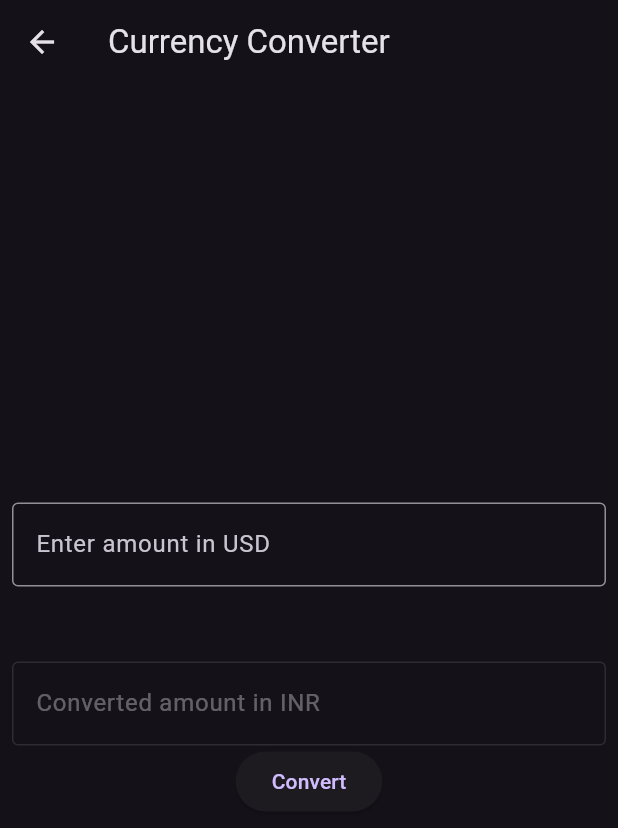
After one commit to Magesh-Doodleblue/BullTech-CryptoApp-Flutter, a Flutter app: the AccountPage screen opened directly, after a tap on the "add" icon, on a phone screen of 412 x 824 dp. The commit adds this screen. Shown: the top 828 px of the screen. Run offline on Flutter 3.47's test engine with Material 2 defaults, Android fonts, the phone set to English and light mode, and no system bars; our stand-ins replace animated_text_kit, charts_flutter, cloud_firestore, file_picker, firebase_auth, firebase_core and 9 more; missing offline and left inert: quickblox_sdk; accounts and stored records are empty; network calls fail.

Commit message:
feb 28 commit

```diff
--- a/lib/screens/accounts_screen.dart
+++ b/lib/screens/accounts_screen.dart
@@ -11,6 +11,7 @@ import 'package:geolocator/geolocator.dart';
 import 'package:firebase_messaging/firebase_messaging.dart';
 
 import 'account_details_adding.dart';
+import 'currency_converter.dart';
 
 class AccountPage extends StatefulWidget {
   const AccountPage({super.key});
@@ -123,36 +124,24 @@ class _AccountPageState extends State<AccountPage> {
               },
               child: const Text("GET LOCATION"),
             ),
+            const SizedBox(
+              height: 30,
+            ),
+            IconButton(
+              onPressed: () {
+                Navigator.push(
+                    context,
+                    MaterialPageRoute(
+                        builder: (context) => const CurrencyConverterPage()));
+              },
+              icon: const Icon(Icons.add),
+            ),
           ],
         ),
       ),
     );
   }
 }
-
-// class StreamBuilderWidget extends StatelessWidget {
-//   const StreamBuilderWidget({
-//     super.key,
-//   });
-
-//   @override
-//   Widget build(BuildContext context) {
-//     return StreamBuilder<List<User>>(
-//       stream: readUsers(),
-//       builder: (context, snapshot) {
-//         if (snapshot.hasData) final users = snapshot.data;
-//         return ListView(
-//           children: [
-//             ListTile(
-//               title: Text(users?.name.toList()),
-//               subtitle: Text(users.type),
-//             ),
-//           ],
-//         );
-//       },
-//     );
-//   }
-// }
 
 void updateUser(
     {required String id,
--- /dev/null
+++ b/lib/screens/currency_converter.dart
@@ -0,0 +1,223 @@
+// ignore_for_file: library_private_types_in_public_api
+
+import 'dart:convert';
+import 'package:http/http.dart' as http;
+import 'package:flutter/material.dart';
+
+class CurrencyConverter {
+  final String apiKey =
+      'bUGqzktr0Dlx6jM8EP8MOCAyrp5aOy2q'; // Replace with your API key
+
+  Future<double> convert(String from, String to, double amount) async {
+    final response = await http.get(
+      Uri.parse(
+          'https://api.apilayer.com/exchangerates_data/convert?from=$from&to=$to&amount=$amount'),
+      headers: {'apikey': apiKey},
+    );
+
+    if (response.statusCode == 200) {
+      final jsonResponse = json.decode(response.body);
+      final conversionRate = jsonResponse['result'];
+      return conversionRate;
+    } else {
+      throw Exception('Failed to load data');
+    }
+  }
+}
+
+class CurrencyConverterPage extends StatefulWidget {
+  const CurrencyConverterPage({super.key});
+
+  @override
+  _CurrencyConverterPageState createState() => _CurrencyConverterPageState();
+}
+
+class _CurrencyConverterPageState extends State<CurrencyConverterPage> {
+  final TextEditingController _fromController = TextEditingController();
+  final TextEditingController _toController = TextEditingController();
+  double _convertedAmount = 0.0;
+  final CurrencyConverter _converter = CurrencyConverter();
+
+  void _convertCurrency() async {
+    double amount = double.parse(_fromController.text);
+    double convertedAmount = await _converter.convert(
+        'USD', 'INR', amount); // Replace with desired currencies
+    setState(() {
+      _convertedAmount = convertedAmount;
+      _toController.text = _convertedAmount.toStringAsFixed(2);
+    });
+  }
+
+  @override
+  Widget build(BuildContext context) {
+    return Scaffold(
+      appBar: AppBar(
+        title: const Text('Currency Converter'),
+      ),
+      body: Padding(
+        padding: const EdgeInsets.all(8.0),
+        child: Column(
+          mainAxisAlignment: MainAxisAlignment.center,
+          children: [
+            TextField(
+              controller: _fromController,
+              keyboardType: TextInputType.number,
+              decoration: const InputDecoration(
+                border: OutlineInputBorder(),
+
+                labelText:
+                    'Enter amount in USD', // Replace with desired currency
+              ),
+            ),
+            const SizedBox(
+              height: 50,
+            ),
+            TextField(
+              controller: _toController,
+              enabled: false,
+              decoration: const InputDecoration(
+                border: OutlineInputBorder(),
+                labelText: 'Converted amount in INR',
+              ),
+            ),
+            ElevatedButton(
+              onPressed: _convertCurrency,
+              child: const Text('Convert'),
+            ),
+          ],
+        ),
+      ),
+    );
+  }
+}
+
+
+// import 'dart:convert';
+
+// import 'package:http/http.dart' as http;
+// import 'package:flutter/material.dart';
+
+// class CurrencyConverter extends StatefulWidget {
+//   const CurrencyConverter({super.key});
+
+//   @override
+//   State<CurrencyConverter> createState() => _CurrencyConverterState();
+// }
+
+// class _CurrencyConverterState extends State<CurrencyConverter> {
+//   Map<String, dynamic> _exchangeRates = {};
+//   double _amount = 0;
+//   String _fromCurrency = 'USD';
+//   String _toCurrency = 'EUR';
+
+//   @override
+//   void initState() {
+//     super.initState();
+
+//     getExchangeRates().then((exchangeRates) {
+//       setState(() {
+//         _exchangeRates = exchangeRates;
+//       });
+//     });
+//   }
+
+//   Future<Map<String, dynamic>> getExchangeRates() async {
+//     final url = 'https://api.exchangeratesapi.io/latest';
+
+//     final response = await http.get(Uri.parse(url));
+// //api key bUGqzktr0Dlx6jM8EP8MOCAyrp5aOy2q   for above api
+//     if (response.statusCode == 200) {
+//       return jsonDecode(response.body)['rates'];
+//     } else {
+//       throw Exception('Failed to load exchange rates');
+//     }
+//   }
+
+//   double convertCurrency(
+//       double amount, String fromCurrency, String toCurrency) {
+//     final fromRate = _exchangeRates[fromCurrency];
+//     final toRate = _exchangeRates[toCurrency];
+
+//     if (fromRate != null && toRate != null) {
+//       return amount * (toRate / fromRate);
+//     } else {
+//       throw Exception('Invalid currency code');
+//     }
+//   }
+
+//   @override
+//   Widget build(BuildContext context) {
+//     return Scaffold(
+//       appBar: AppBar(
+//         title: const Text('Currency Converter'),
+//       ),
+//       body: Center(
+//         child: Padding(
+//           padding: const EdgeInsets.all(16.0),
+//           child: Column(
+//             mainAxisAlignment: MainAxisAlignment.center,
+//             children: [
+//               TextField(
+//                 keyboardType: TextInputType.number,
+//                 onChanged: (value) {
+//                   setState(() {
+//                     _amount = double.tryParse(value) ?? 0;
+//                   });
+//                 },
+//               ),
+//               const SizedBox(height: 16),
+//               Row(
+//                 children: [
+//                   Expanded(
+//                     child: DropdownButton<String>(
+//                       value: _fromCurrency,
+//                       onChanged: (value) {
+//                         setState(() {
+//                           _fromCurrency = value!;
+//                         });
+//                       },
+//                       items: _exchangeRates.keys
+//                           .map<DropdownMenuItem<String>>(
+//                               (currencyCode) => DropdownMenuItem<String>(
+//                                     value: currencyCode,
+//                                     child: Text(currencyCode),
+//                                   ))
+//                           .toList(),
+//                     ),
+//                   ),
+//                   const SizedBox(width: 16),
+//                   Expanded(
+//                     child: DropdownButton<String>(
+//                       value: _toCurrency,
+//                       onChanged: (value) {
+//                         setState(() {
+//                           _toCurrency = value!;
+//                         });
+//                       },
+//                       items: _exchangeRates.keys
+//                           .map<DropdownMenuItem<String>>(
+//                               (currencyCode) => DropdownMenuItem<String>(
+//                                     value: currencyCode,
+//                                     child: Text(currencyCode),
+//                                   ))
+//                           .toList(),
+//                     ),
+//                   ),
+//                 ],
+//               ),
+//               const SizedBox(height: 16),
+//               _exchangeRates.isNotEmpty &&
+//                       _exchangeRates.containsKey(_fromCurrency) &&
+//                       _exchangeRates.containsKey(_toCurrency)
+//                   ? Text(
+//                       '${convertCurrency(_amount, _fromCurrency, _toCurrency).toStringAsFixed(2)} $_toCurrency',
+//                       style: const TextStyle(fontSize: 24),
+//                     )
+//                   : const SizedBox(),
+//             ],
+//           ),
+//         ),
+//       ),
+//     );
+//   }
+// }
```
